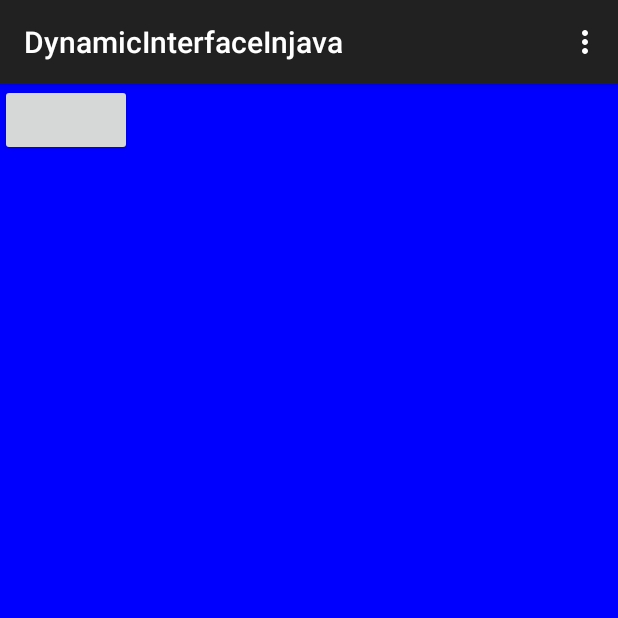
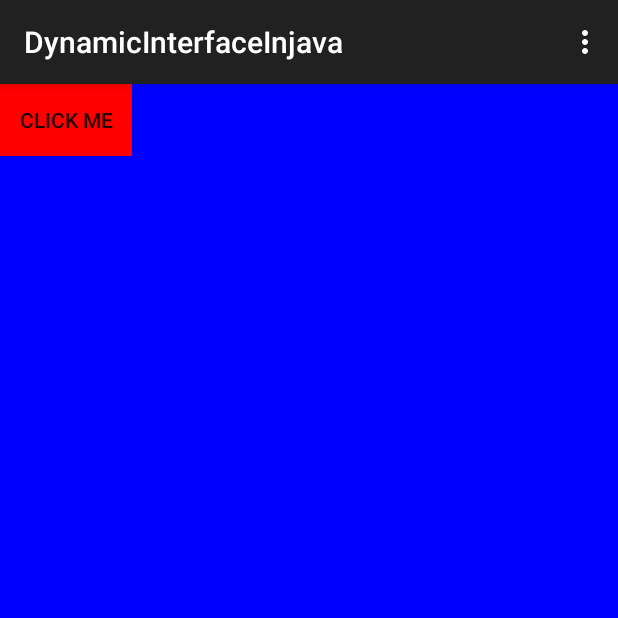
Before and after one commit to taribo77/DynamicInterfaceInjava, an Android app: the screen it shows after launch (MainActivity), on a phone screen of 412 x 824 dp, the top half of it. Run offline under Robolectric (Android 15) with nearby library versions, the phone set to English and light mode, and no system bars.

Commit message:
add text and color of the button

```diff
--- a/app/src/main/java/com/example/eric/dynamicinterfaceinjava/MainActivity.java
+++ b/app/src/main/java/com/example/eric/dynamicinterfaceinjava/MainActivity.java
@@ -18,6 +18,8 @@ public class MainActivity extends ActionBarActivity {
         RelativeLayout ericLayout =new RelativeLayout(this);
         ericLayout.setBackgroundColor(Color.BLUE);
         Button redButton = new Button(this);
+        redButton.setText("Click Me");
+        redButton.setBackgroundColor(Color.RED);
 
         ericLayout.addView(redButton);
         setContentView(ericLayout);
```
